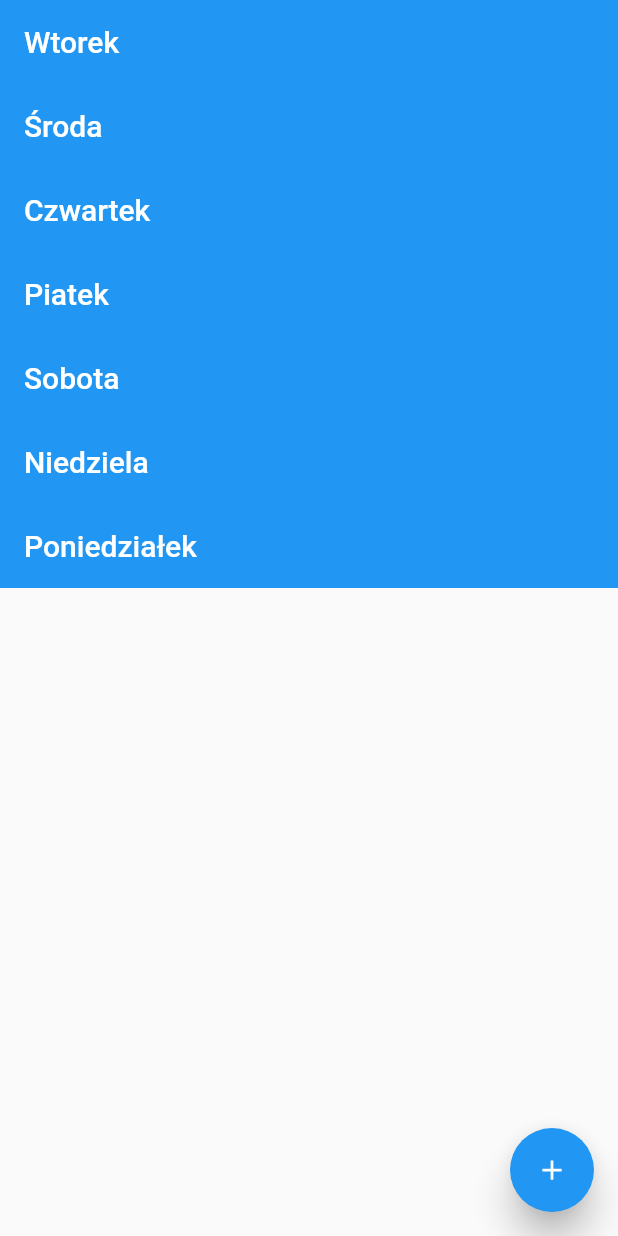
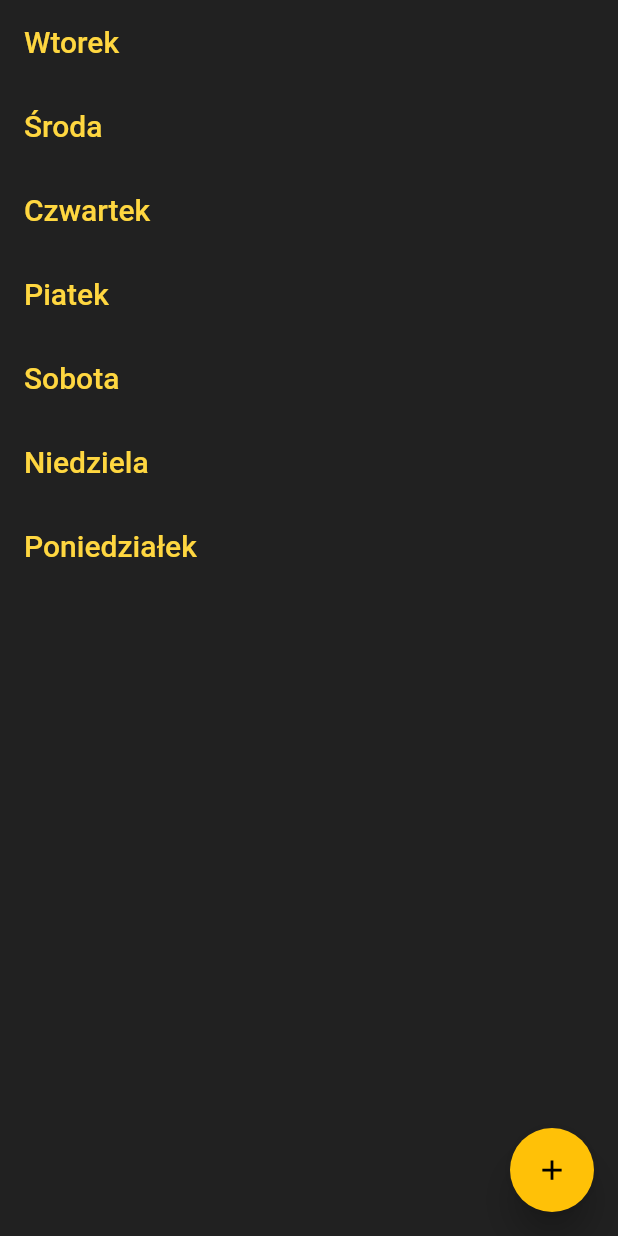
Before and after one commit to kamil-korwiel/Locato2, a Flutter app: the screen it shows after launch, on a phone screen of 412 x 824 dp. Run offline on Flutter 3.47's test engine with Material 2 defaults, Android fonts, the phone set to English and light mode, and no system bars; drawn by our look-alikes of flutter_speed_dial; our stand-ins replace flutter_datetime_picker, flutter_typeahead, geolocator, google_maps_flutter, sqflite, table_calendar; missing offline and left inert: geocoder, throttling; accounts and stored records are empty.

Commit message:
kolorystyka aplikacji

```diff
--- a/Projekt/lib/Items/ItemTask.dart
+++ b/Projekt/lib/Items/ItemTask.dart
@@ -12,6 +12,7 @@ class ItemTask extends StatefulWidget {
   bool done;
   String where;
   String date;
+  //Color color;
 
   //ItemTask(String this.name,bool this.done,String this.date,String this.where);
   ItemTask.classtask(Task task){
@@ -20,6 +21,7 @@ class ItemTask extends StatefulWidget {
     this.date = task.endTime;
     this.where = "TO DO";
     this.task = task;
+    //this.color = color;
   }
 
 }
--- a/Projekt/lib/Items/ItemsEvent.dart
+++ b/Projekt/lib/Items/ItemsEvent.dart
@@ -27,7 +27,7 @@ class ItemEvent extends StatefulWidget {
     this.description = event.description;
     this.is_cyclic = event.cycle.isEmpty ;
     this.cycle = event.cycle;
-    this.color = Colors.blueAccent;//event.color;
+    this.color = color;//event.color;
     this.event = event;
   }
 
@@ -66,7 +66,7 @@ class _ItemEventState extends State<ItemEvent> {
             Expanded(
                 child: MaterialButton(
                   child: Icon(Icons.edit),
-                  color: Colors.blueAccent,
+                  color: Theme.of(context).accentColor,
                   onPressed: () {
                     Navigator.push(
                       context,
--- a/Projekt/lib/main.dart
+++ b/Projekt/lib/main.dart
@@ -11,6 +11,22 @@ import 'Baza_danych/database_helper.dart';
 
 void main() => runApp(MyApp());
 
+MaterialColor myGrey = const MaterialColor(0xFF333333,
+  const {
+  50 : const Color(0xFF333333),
+  100: const Color(0xFF333333),
+  200: const Color(0xFF333333),
+  300: const Color(0xFF333333),
+  400: const Color(0xFF333333),
+  500: const Color(0xFF333333),
+  600: const Color(0xFF333333),
+  700: const Color(0xFF333333),
+  800: const Color(0xFF333333),
+  900: const Color(0xFF333333),
+});
+
+
+
 class MyApp extends StatelessWidget {
   final DatabaseHelper dbHelper = DatabaseHelper();
   //final dbHelper = DatabaseHelper.instance;
@@ -20,13 +36,23 @@ class MyApp extends StatelessWidget {
     return MaterialApp(
       title: 'Flutter Demo',
       theme: ThemeData(
-        primarySwatch: Colors.blue,
+        primarySwatch: Colors.grey,
+        accentColor: Colors.amber,
+        canvasColor: Colors.grey[900],
+        brightness: Brightness.dark,
+        primaryTextTheme: TextTheme(
+          title: TextStyle(
+            color: Colors.amberAccent
+          )
+        )
+
       ),
       home: HomePage(),
       debugShowCheckedModeBanner: false,
     );
   }
 }
+
 
 class HomePage extends StatefulWidget {
   @override
@@ -53,21 +79,30 @@ class _HomePageState extends State<HomePage> {
             SpeedDialChild(
                 child: Icon(Icons.event_note),
                 label: 'Wydarzenie',
-                labelStyle: TextStyle(fontSize: 18.0),
+                labelStyle: TextStyle(
+                    color: Colors.grey[900],
+                    fontSize: 18.0),
                 onTap: () {
                   Navigator.push(context, MaterialPageRoute(builder: (context) => AddEvent(),),);
                 }),
             SpeedDialChild(
                 child: Icon(Icons.check_box),
                 label: 'Zadanie',
-                labelStyle: TextStyle(fontSize: 18.0),
+                labelStyle:
+                TextStyle(
+                color: Colors.grey[900],
+                fontSize: 18.0),
                 onTap: () {
                   Navigator.push(context, MaterialPageRoute(builder: (context) => AddTask(),),);
                 }),
 //            SpeedDialChild(
 //              child: Icon(Icons.add_location),
 //              label: 'Lokalizacja',
-//              labelStyle: TextStyle(fontSize: 18.0),
+//              labelStyle:
+//              color: Theme.of(context).accentColor,
+//              TextStyle(
+//              color: Colors.grey[900],
+//              fontSize: 18.0),
 //              onTap: () {
 //                print('Dodaj Lokalizacje');
 //                Navigator.push(
--- a/Projekt/lib/pages/add_task.dart
+++ b/Projekt/lib/pages/add_task.dart
@@ -61,6 +61,7 @@ class _AddTaskState extends State<AddTask> {
                 onPressed: () {
                   DatePicker.showDatePicker(context,
                       theme: DatePickerTheme(
+                        backgroundColor: Colors.amber[400],
                         containerHeight: 210.0,
                       ),
                       showTitleActions: true,
@@ -99,7 +100,7 @@ class _AddTaskState extends State<AddTask> {
                     ],
                   ),
                 ),
-                color: Colors.white,
+                color: Colors.amber[400],
               ),
               SizedBox(
                 height: 10.0,
@@ -111,6 +112,7 @@ class _AddTaskState extends State<AddTask> {
                 onPressed: () {
                   DatePicker.showTimePicker(context,
                       theme: DatePickerTheme(
+                        backgroundColor: Colors.amber[400],
                         containerHeight: 210.0,
                       ),
                       showTitleActions: true, onConfirm: (time) {
@@ -148,7 +150,7 @@ class _AddTaskState extends State<AddTask> {
                     ],
                   ),
                 ),
-                color: Colors.white,
+                color: Colors.amber[400],
               ),
               SizedBox(
                 height: 10.0,
```
Also changed, not shown: Projekt/lib/pages/add_event.dart (+6 -3 lines).
